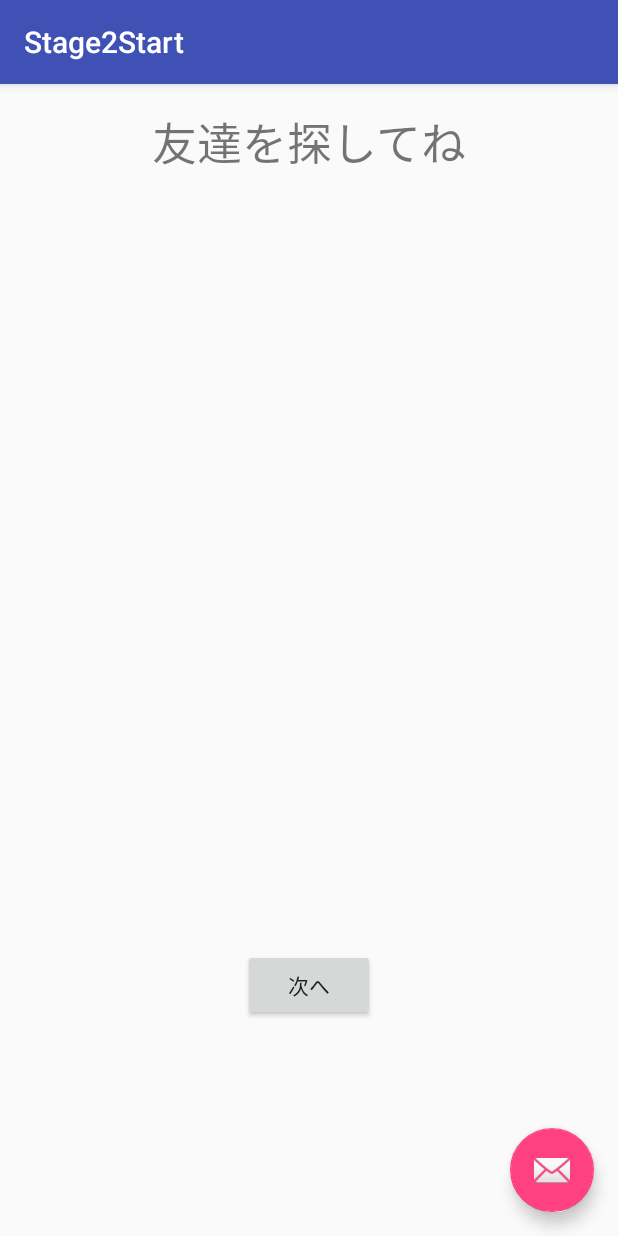
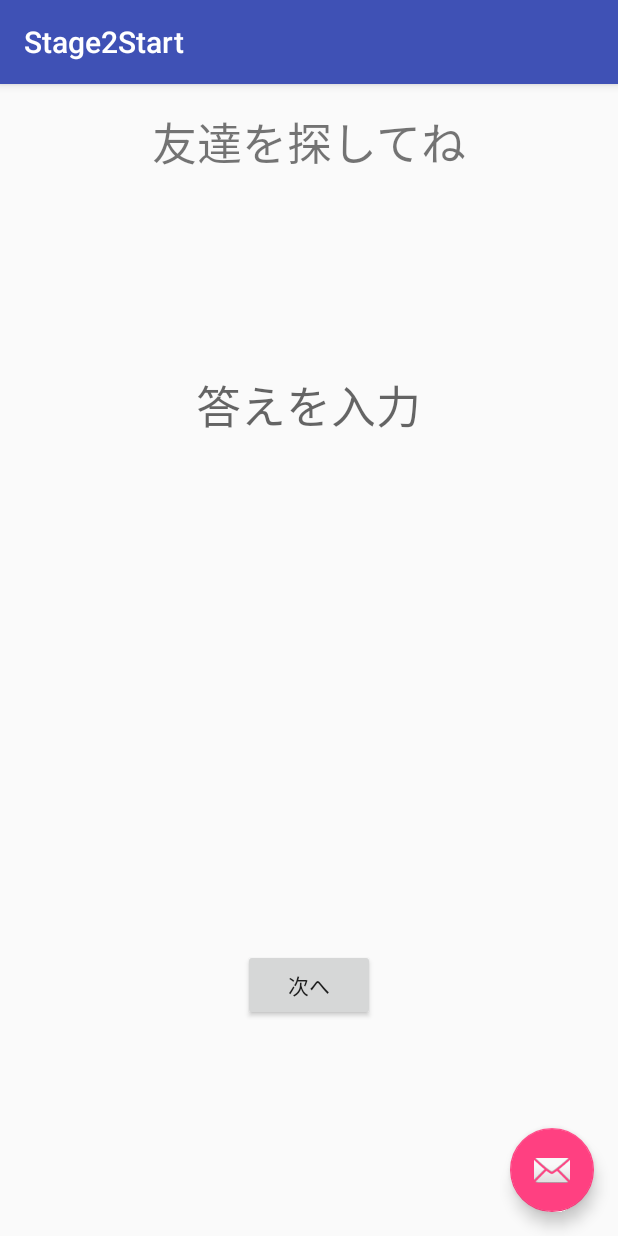
Before and after one commit to karinyasuda/dero, an Android app: the Stage2Start screen opened directly, with no data from a screen before it, on a phone screen of 412 x 824 dp. Run offline under Robolectric (Android 15) with nearby library versions, the phone set to English and light mode, and no system bars.

Commit message:
答え入力用のフィールドを作った。が、入力できるようにするには？

```diff
--- a/app/src/main/AndroidManifest.xml
+++ b/app/src/main/AndroidManifest.xml
@@ -10,7 +10,7 @@
         android:theme="@style/AppTheme">
         <activity
             android:name=".MainActivity"
-            android:label="@string/app_name"
+            android:label="Dero"
             android:theme="@style/AppTheme.NoActionBar">
             <intent-filter>
                 <action android:name="android.intent.action.MAIN" />
--- a/app/src/main/java/com/sukusuku/dero/Stage2Start.java
+++ b/app/src/main/java/com/sukusuku/dero/Stage2Start.java
@@ -33,4 +33,5 @@ public class Stage2Start extends AppCompatActivity {
         startActivity(intent);
     }
 
+
 }
--- a/app/src/main/res/layout/content_stage2_start.xml
+++ b/app/src/main/res/layout/content_stage2_start.xml
@@ -21,6 +21,18 @@
         android:layout_centerHorizontal="true"
         android:textSize="30dp" />
 
+    <TextView
+        android:layout_width="wrap_content"
+        android:layout_height="wrap_content"
+        android:id="@+id/answer"
+        android:layout_marginTop="130dp"
+        android:textSize="30sp"
+        android:hint="答えを入力"
+        android:layout_below="@+id/textView11"
+        android:layout_centerHorizontal="true"
+        android:layout_gravity="center"
+        android:layout_weight="0.04" />
+
     <Button
         android:layout_width="wrap_content"
         android:layout_height="wrap_content"
@@ -30,5 +42,7 @@
         android:layout_centerHorizontal="true"
         android:layout_marginBottom="127dp"
         android:nestedScrollingEnabled="false"
-        android:onClick="goStage2Question" />
+        android:onClick="goStage2Question"
+        android:layout_gravity="right" />
+
 </RelativeLayout>
```
Also changed, not shown: app/src/main/res/layout/activity_stage2_start.xml (+9 -0 lines).
